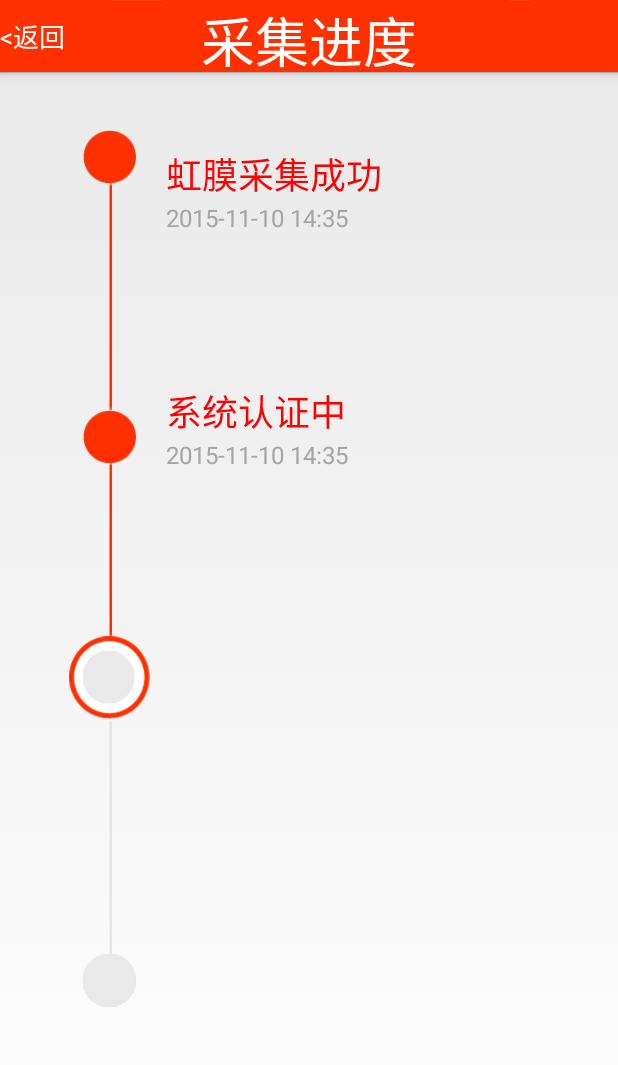
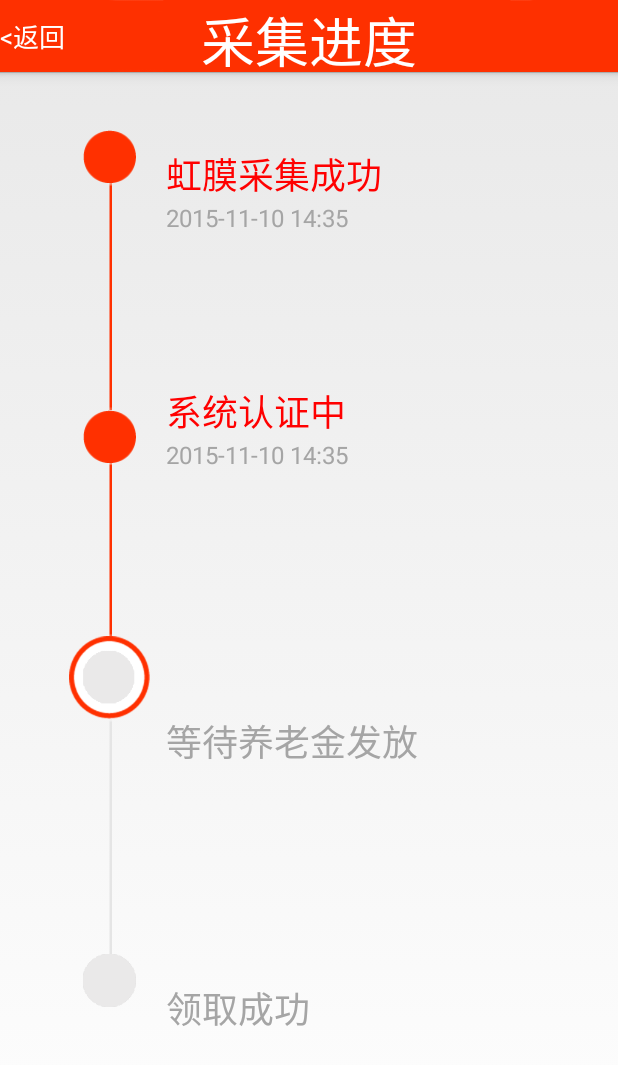
Before and after one commit to JacksonMich/HongMo, an Android app: the ProgressActivity screen opened directly, with no data from a screen before it, on a phone screen of 412 x 824 dp. Shown: the top 1065 px of the screen. Run offline under Robolectric (Android 15) with nearby library versions, the phone set to English and light mode, and no system bars.

Commit message:
2015-12-11王宏兴修改，除编辑页基本都完事

```diff
--- a/app/src/main/java/com/example/whx/hongmo/ProgressActivity.java
+++ b/app/src/main/java/com/example/whx/hongmo/ProgressActivity.java
@@ -1,6 +1,7 @@
 package com.example.whx.hongmo;
 
 import android.app.Activity;
+import android.graphics.Color;
 import android.os.Bundle;
 import android.view.View;
 import android.widget.ImageView;
@@ -45,10 +46,10 @@ public class ProgressActivity extends Activity {
         TextView success = (TextView)findViewById(R.id.p_success);
         TextView success_time = (TextView)findViewById(R.id.p_success_time);
 
-        wait.setTextColor(0xa5a5a5);
+        wait.setTextColor(Color.parseColor("#a5a5a5"));
         wait_time.setVisibility(View.INVISIBLE);
 
-        success.setTextColor(0xa5a5a5);
+        success.setTextColor(Color.parseColor("#a5a5a5"));
         success_time.setVisibility(View.INVISIBLE);
 
     }
```
Also changed, not shown: app/src/main/java/com/example/whx/hongmo/LoginActivity.java (+7 -1 lines).
